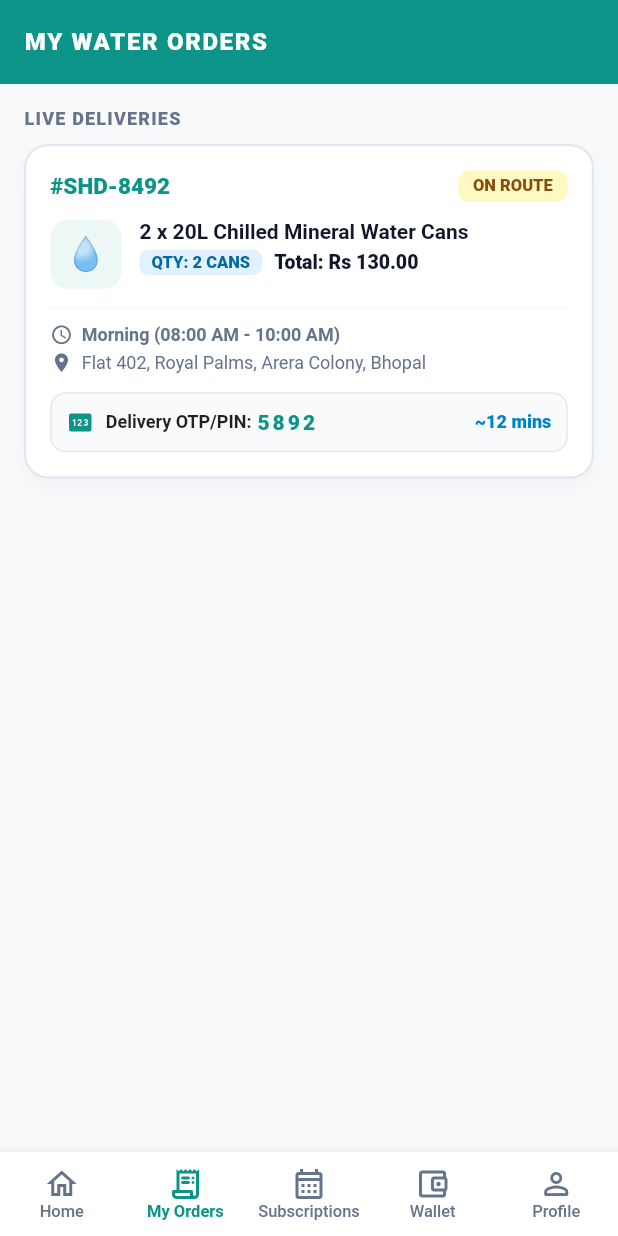
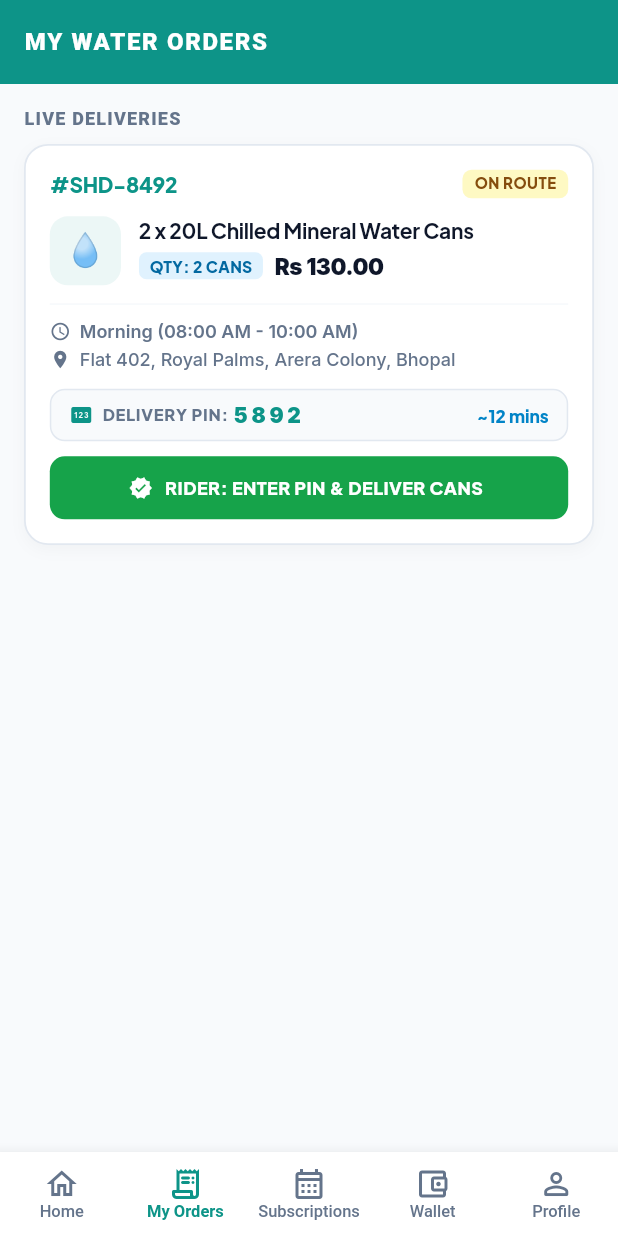
Before and after one commit to ayushsingh930/Shodasha-Mineral-water, a Flutter app: the screen it shows after launch, item 2 of the bottom bar chosen, on a phone screen of 412 x 824 dp. Run offline on Flutter 3.47's test engine with Material 3 defaults, Android fonts, the phone set to English and light mode, and no system bars; our stand-ins replace equatable, firebase_core, geocoding, geolocator, google_fonts; accounts and stored records are empty.

Commit message:
feat(ui): Applied Flipkart & Blinkit exact typography scale (Inter + Plus Jakarta Sans) across cards and telemetry

```diff
--- a/lib/features/orders/presentation/order_card.dart
+++ b/lib/features/orders/presentation/order_card.dart
@@ -1,4 +1,5 @@
 import 'package:flutter/material.dart';
+import 'package:google_fonts/google_fonts.dart';
 import '../../../core/constants/app_constants.dart';
 import '../data/order_service.dart';
 import 'rider_delivery_screen.dart';
@@ -13,45 +14,51 @@ class OrderCard extends StatelessWidget {
     final isDelivered = order.status == 'DELIVERED';
 
     return Container(
-      margin: const EdgeInsets.only(bottom: 16),
+      margin: const EdgeInsets.only(bottom: 14),
       padding: const EdgeInsets.all(16),
       decoration: BoxDecoration(
         color: Colors.white,
         borderRadius: BorderRadius.circular(16),
         border: Border.all(
-          color: isDelivered ? const Color(0xFFDCFCE7) : const Color(0xFFE2E8F0),
-          width: 1.5,
+          color: isDelivered ? const Color(0xFFDCFCE7) : AppColors.border,
+          width: 1.2,
         ),
         boxShadow: [
           BoxShadow(
-            color: Colors.black.withOpacity(0.04),
-            blurRadius: 10,
-            offset: const Offset(0, 4),
+            color: Colors.black.withOpacity(0.03),
+            blurRadius: 8,
+            offset: const Offset(0, 3),
           ),
         ],
       ),
       child: Column(
         crossAxisAlignment: CrossAxisAlignment.start,
         children: [
-          // Order ID and Status Pill
+          // Order ID & Status Pill (Blinkit style pill)
           Row(
             mainAxisAlignment: MainAxisAlignment.spaceBetween,
             children: [
               Text(
                 order.orderId,
-                style: const TextStyle(fontWeight: FontWeight.w900, fontSize: 15, color: AppColors.primary),
+                style: GoogleFonts.plusJakartaSans(
+                  fontWeight: FontWeight.w800,
+                  fontSize: 14,
+                  color: AppColors.primary,
+                  letterSpacing: -0.2,
+                ),
               ),
               Container(
-                padding: const EdgeInsets.symmetric(horizontal: 10, vertical: 4),
+                padding: const EdgeInsets.symmetric(horizontal: 8, vertical: 3),
                 decoration: BoxDecoration(
                   color: isDelivered ? const Color(0xFFDCFCE7) : const Color(0xFFFEF9C3),
-                  borderRadius: BorderRadius.circular(8),
+                  borderRadius: BorderRadius.circular(6),
                 ),
                 child: Text(
                   order.status,
-                  style: TextStyle(
-                    fontSize: 11,
-                    fontWeight: FontWeight.w900,
+                  style: GoogleFonts.plusJakartaSans(
+                    fontSize: 10,
+                    fontWeight: FontWeight.w800,
+                    letterSpacing: 0.3,
                     color: isDelivered ? const Color(0xFF15803D) : const Color(0xFF854D0E),
                   ),
                 ),
@@ -60,7 +67,7 @@ class OrderCard extends StatelessWidget {
           ),
           const SizedBox(height: 12),
 
-          // Product Details & Quantity Badge
+          // Product Title, QTY Badge & Flipkart Price Tag
           Row(
             crossAxisAlignment: CrossAxisAlignment.start,
             children: [
@@ -79,26 +86,43 @@ class OrderCard extends StatelessWidget {
                   children: [
                     Text(
                       order.title,
-                      style: const TextStyle(fontSize: 14, fontWeight: FontWeight.bold, color: AppColors.textPrimary),
+                      style: GoogleFonts.plusJakartaSans(
+                        fontSize: 14,
+                        fontWeight: FontWeight.w700,
+                        color: AppColors.textPrimary,
+                        letterSpacing: -0.2,
+                      ),
                     ),
-                    const SizedBox(height: 4),
+                    const SizedBox(height: 6),
                     Row(
                       children: [
+                        // Flipkart QTY Badge
                         Container(
-                          padding: const EdgeInsets.symmetric(horizontal: 8, vertical: 2),
+                          padding: const EdgeInsets.symmetric(horizontal: 7, vertical: 2.5),
                           decoration: BoxDecoration(
                             color: const Color(0xFFE0F2FE),
-                            borderRadius: BorderRadius.circular(6),
+                            borderRadius: BorderRadius.circular(5),
                           ),
                           child: Text(
                             'QTY: ${order.orderedCansCount} ${order.orderedCansCount > 1 ? "CANS" : "CAN"}',
-                            style: const TextStyle(fontWeight: FontWeight.w900, fontSize: 11, color: Color(0xFF0369A1)),
+                            style: GoogleFonts.plusJakartaSans(
+                              fontWeight: FontWeight.w800,
+                              fontSize: 10.5,
+                              letterSpacing: 0.2,
+                              color: const Color(0xFF0369A1),
+                            ),
                           ),
                         ),
                         const SizedBox(width: 8),
+                        // Flipkart Price Format
                         Text(
-                          'Total: ${order.amount}',
-                          style: const TextStyle(fontWeight: FontWeight.w900, fontSize: 13, color: Color(0xFF0F172A)),
+                          order.amount,
+                          style: GoogleFonts.inter(
+                            fontWeight: FontWeight.w900,
+                            fontSize: 15,
+                            color: const Color(0xFF0F172A),
+                            letterSpacing: -0.3,
+                          ),
                         ),
                       ],
                     ),
@@ -112,26 +136,34 @@ class OrderCard extends StatelessWidget {
           const Divider(height: 1, color: Color(0xFFF1F5F9)),
           const SizedBox(height: 10),
 
-          // Delivery Address & Slot
+          // Slot & Address (Inter 12px High-Density Readability)
           Row(
             children: [
-              const Icon(Icons.schedule, size: 15, color: Color(0xFF64748B)),
+              const Icon(Icons.schedule, size: 14, color: AppColors.textSecondary),
               const SizedBox(width: 6),
               Text(
                 order.timeSlot,
-                style: const TextStyle(fontSize: 12, color: Color(0xFF64748B), fontWeight: FontWeight.w600),
+                style: GoogleFonts.inter(
+                  fontSize: 12,
+                  color: AppColors.textSecondary,
+                  fontWeight: FontWeight.w600,
+                ),
               ),
             ],
           ),
           const SizedBox(height: 4),
           Row(
             children: [
-              const Icon(Icons.location_on, size: 15, color: Color(0xFF64748B)),
+              const Icon(Icons.location_on, size: 14, color: AppColors.textSecondary),
               const SizedBox(width: 6),
               Expanded(
                 child: Text(
                   order.address,
-                  style: const TextStyle(fontSize: 12, color: Color(0xFF64748B)),
+                  style: GoogleFonts.inter(
+                    fontSize: 12,
+                    color: AppColors.textSecondary,
+                    fontWeight: FontWeight.w500,
+                  ),
                   maxLines: 1,
                   overflow: TextOverflow.ellipsis,
                 ),
@@ -141,29 +173,80 @@ class OrderCard extends StatelessWidget {
 
           const SizedBox(height: 12),
 
-          // Action: Customer PIN Display / Rider Action
-          if (!isDelivered)
+          // Security PIN Box (Blinkit style OTP chip)
+          if (!isDelivered) ...[
             Container(
-              padding: const EdgeInsets.all(10),
+              padding: const EdgeInsets.symmetric(horizontal: 12, vertical: 8),
               decoration: BoxDecoration(
                 color: const Color(0xFFF8FAFC),
                 borderRadius: BorderRadius.circular(10),
-                border: Border.all(color: const Color(0xFFE2E8F0)),
+                border: Border.all(color: AppColors.border),
               ),
               child: Row(
                 children: [
-                  const Icon(Icons.pin, color: AppColors.primary, size: 18),
-                  const SizedBox(width: 8),
-                  const Text('Delivery OTP/PIN: ', style: TextStyle(fontSize: 12, fontWeight: FontWeight.bold)),
-                  Text(order.deliveryPin, style: TextStyle(fontSize: 14, fontWeight: FontWeight.w900, color: AppColors.primary, letterSpacing: 2)),
+                  const Icon(Icons.pin, color: AppColors.primary, size: 16),
+                  const SizedBox(width: 6),
+                  Text(
+                    'DELIVERY PIN: ',
+                    style: GoogleFonts.plusJakartaSans(
+                      fontSize: 11,
+                      fontWeight: FontWeight.w800,
+                      color: AppColors.textSecondary,
+                      letterSpacing: 0.5,
+                    ),
+                  ),
+                  Text(
+                    order.deliveryPin,
+                    style: GoogleFonts.inter(
+                      fontSize: 14,
+                      fontWeight: FontWeight.w900,
+                      color: AppColors.primary,
+                      letterSpacing: 2.5,
+                    ),
+                  ),
                   const Spacer(),
                   Text(
                     order.eta,
-                    style: const TextStyle(fontSize: 12, fontWeight: FontWeight.w900, color: Color(0xFF0284C7)),
+                    style: GoogleFonts.plusJakartaSans(
+                      fontSize: 11.5,
+                      fontWeight: FontWeight.w800,
+                      color: const Color(0xFF0284C7),
+                    ),
                   ),
                 ],
               ),
             ),
+            const SizedBox(height: 10),
+
+            // Rider Action Button (Blinkit Green Handshake)
+            SizedBox(
+              width: double.infinity,
+              height: 42,
+              child: ElevatedButton.icon(
+                style: ElevatedButton.styleFrom(
+                  backgroundColor: const Color(0xFF16A34A),
+                  foregroundColor: Colors.white,
+                  elevation: 0,
+                  shape: RoundedRectangleBorder(borderRadius: BorderRadius.circular(10)),
+                ),
+                onPressed: () {
+                  Navigator.push(
+                    context,
+                    MaterialPageRoute(builder: (_) => RiderDeliveryScreen(order: order)),
+                  );
+                },
+                icon: const Icon(Icons.verified, size: 16),
+                label: Text(
+                  'RIDER: ENTER PIN & DELIVER CANS',
+                  style: GoogleFonts.plusJakartaSans(
+                    fontWeight: FontWeight.w800,
+                    fontSize: 12,
+                    letterSpacing: 0.3,
+                  ),
+                ),
+              ),
+            ),
+          ],
         ],
       ),
     );
```
Also changed, not shown: lib/features/home/presentation/widgets/live_purity_card.dart (+43 -14 lines).
